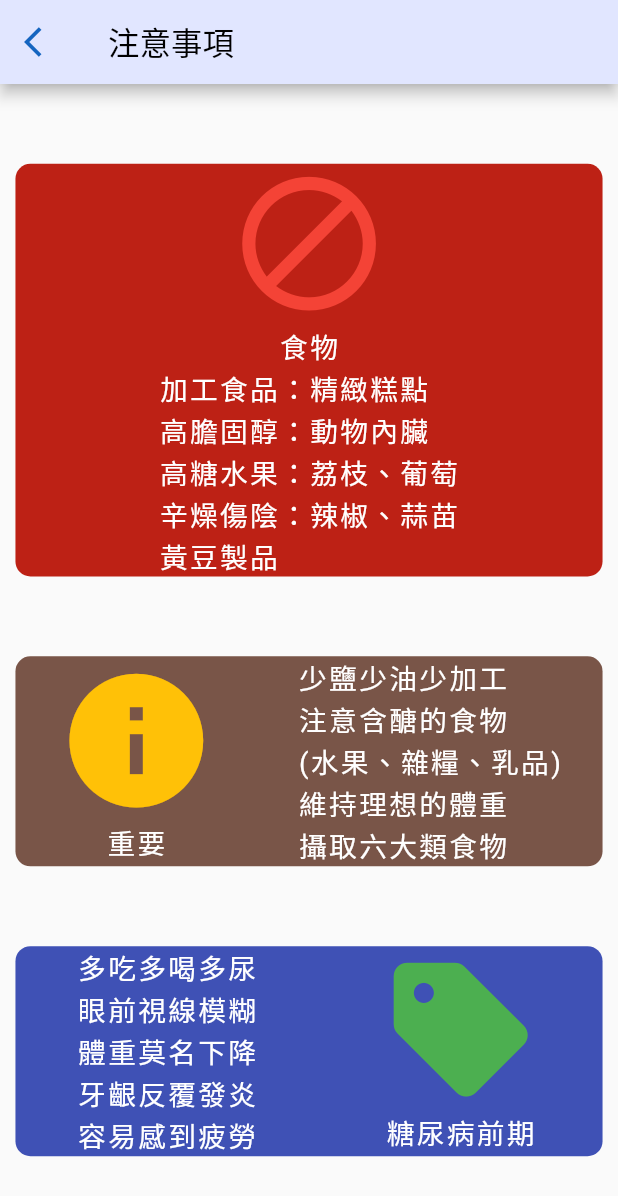
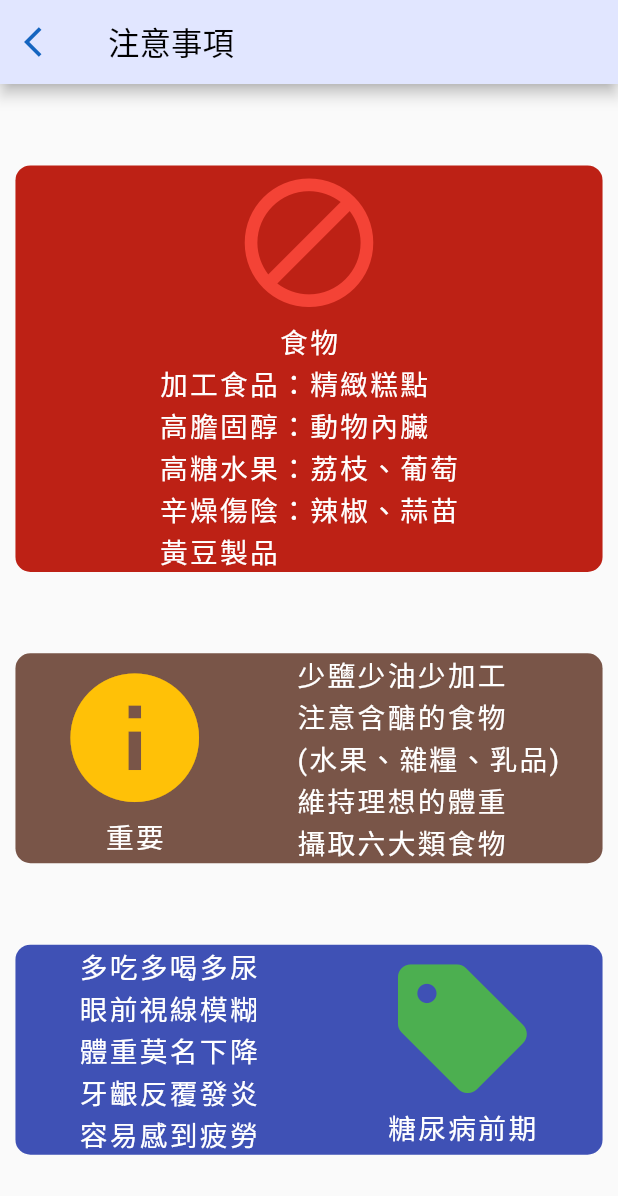
Before and after one commit to JamesLiu26/risk, a Flutter app: the Notice screen opened directly, on a phone screen of 412 x 824 dp. Shown: the top 1196 px of the screen. Run offline on Flutter 3.47's test engine with Material 2 defaults, Android fonts, the phone set to English and light mode, and no system bars; our stand-ins replace charts_flutter, percent_indicator; missing offline and left inert: flutter_inappwebview, tflite_flutter.

Commit message:
21/10/04 微修改(注意事項 問卷) & 預約(flutter_inappwebview)

```diff
--- a/lib/BottomNavigationBar/Home/notice.dart
+++ b/lib/BottomNavigationBar/Home/notice.dart
@@ -4,7 +4,10 @@ import '/appBar.dart';
 class Notice extends StatelessWidget {
   @override
   Widget build(BuildContext context) {
-    Size size = MediaQuery.of(context).size;
+    double screenWidth = MediaQuery.of(context).size.width;
+    double blockWidth = screenWidth * 0.95;
+    double fontSize = screenWidth * 0.045;
+    double iconSize = screenWidth * 0.25;
     return Scaffold(
         appBar: appBar(
             "注意事項",
@@ -18,46 +21,42 @@ class Notice extends StatelessWidget {
                 mainAxisAlignment: MainAxisAlignment.spaceEvenly,
                 children: [
               block(
-                  size.width * 0.95,
+                  blockWidth,
                   Color(0xffbd2115),
-                  Column(
-                      mainAxisAlignment: MainAxisAlignment.spaceAround,
-                      children: [
-                        Icon(Icons.block,
-                            color: Colors.red, size: size.height * 0.13),
-                        textStyle("食物", size.width * 0.045),
-                        textStyle(
-                            "加工食品：精緻糕點\n高膽固醇：動物內臟\n高糖水果：荔枝、葡萄\n辛燥傷陰：辣椒、蒜苗\n黃豆製品",
-                            size.width * 0.045)
-                      ])),
+                  Column(children: [
+                    Icon(Icons.block, color: Colors.red, size: iconSize),
+                    textStyle("食物", fontSize),
+                    textStyle(
+                        "加工食品：精緻糕點\n高膽固醇：動物內臟\n高糖水果：荔枝、葡萄\n辛燥傷陰：辣椒、蒜苗\n黃豆製品",
+                        fontSize)
+                  ])),
               block(
-                  size.width * 0.95,
+                  blockWidth,
                   Colors.brown,
                   Row(
                       mainAxisAlignment: MainAxisAlignment.spaceAround,
                       children: [
                         Column(children: [
-                          Icon(Icons.info,
-                              color: Colors.amber, size: size.height * 0.13),
-                          textStyle("重要", size.width * 0.045)
+                          Icon(Icons.info, color: Colors.amber, size: iconSize),
+                          textStyle("重要", fontSize)
                         ]),
                         textStyle(
                             "少鹽少油少加工\n注意含醣的食物\n(水果、雜糧、乳品)\n維持理想的體重\n攝取六大類食物",
-                            size.width * 0.045)
+                            fontSize)
                       ])),
               block(
-                  size.width * 0.95,
+                  blockWidth,
                   Colors.indigo,
                   Row(
                       mainAxisAlignment: MainAxisAlignment.spaceAround,
                       children: [
-                        textStyle("多吃多喝多尿\n眼前視線模糊\n體重莫名下降\n牙齦反覆發炎\n容易感到疲勞",
-                            size.width * 0.045),
+                        textStyle(
+                            "多吃多喝多尿\n眼前視線模糊\n體重莫名下降\n牙齦反覆發炎\n容易感到疲勞", fontSize),
                         Column(
                           children: [
                             Icon(Icons.sell,
-                                color: Colors.green, size: size.height * 0.13),
-                            textStyle("糖尿病前期", size.width * 0.045)
+                                color: Colors.green, size: iconSize),
+                            textStyle("糖尿病前期", fontSize)
                           ],
                         )
                       ]))
--- a/pubspec.yaml
+++ b/pubspec.yaml
@@ -31,10 +31,12 @@ dependencies:
   # The following adds the Cupertino Icons font to your application.
   # Use with the CupertinoIcons class for iOS style icons.
   cupertino_icons: ^1.0.2
-  charts_flutter: ^0.11.0
   flutter_local_notifications: ^8.1.1+2
   tflite_flutter: ^0.9.0
-  webview_flutter: ^2.0.13
+  intl: ^0.17.0
+  percent_indicator: ^3.0.1
+  flutter_inappwebview: ^5.3.2
+
 
 dev_dependencies:
   flutter_test:
```
Also changed, not shown: lib/BottomNavigationBar/Home/appointment.dart (+11 -16 lines), lib/BottomNavigationBar/Home/questionnaire.dart (+71 -110 lines), pubspec.lock, 1 other file.
